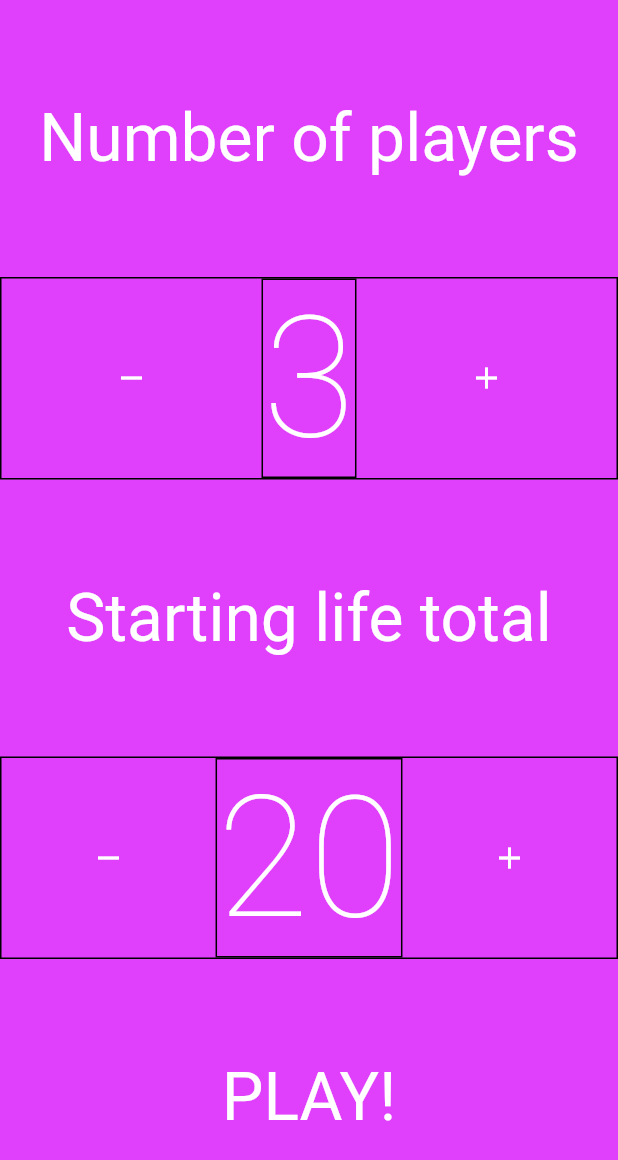
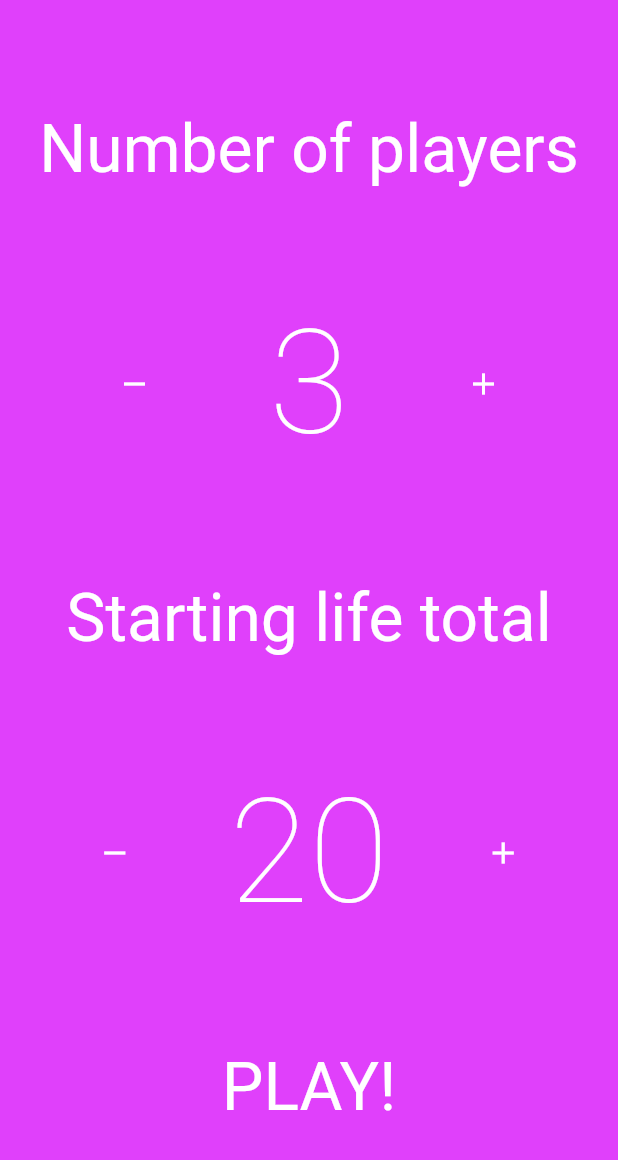
Before and after one commit to Akurom/mtg_roulette, a Flutter app: the screen it shows after launch, on a phone screen of 412 x 824 dp. Shown: the top 1160 px of the screen. Run offline on Flutter 3.47's test engine with Material 2 defaults, Android fonts, the light colour scheme and no system bars; our stand-ins replace google_fonts.

Commit message:
fixed many things...

```diff
--- a/lib/main.dart
+++ b/lib/main.dart
@@ -46,7 +46,7 @@ class MyApp extends StatelessWidget {
 
 
             textTheme: TextTheme(
-              displayLarge: GoogleFonts.roboto(/*fontSize: 94.0,*/ color: ColorConstants.main),
+              displayLarge: GoogleFonts.roboto(fontSize: 97.0, color: ColorConstants.main),
               displayMedium: GoogleFonts.roboto(fontSize: 44.0, color: ColorConstants.main),
               displaySmall: GoogleFonts.roboto(fontSize: 24.0, color: ColorConstants.main),
             ),
--- a/lib/views/commons/player_widget.dart
+++ /dev/null
@@ -1,105 +0,0 @@
-import 'package:flutter/material.dart';
-import 'package:mtg_roulette/const/colors.dart';
-import 'package:mtg_roulette/models/player_model.dart';
-import 'package:mtg_roulette/tools/tools.dart';
-import 'package:mtg_roulette/views/commons/bot_bar.dart';
-import 'package:mtg_roulette/views/commons/clock.dart';
-import 'package:mtg_roulette/views/commons/count.dart';
-import 'package:mtg_roulette/views/commons/markers_bar.dart';
-
-import 'package:mtg_roulette/views/commons/top_bar.dart';
-
-import 'package:provider/provider.dart';
-
-typedef void IntCallback(int id);
-
-class PlayerWidget extends StatefulWidget {
-  final int defaultV;
-  final int? lowLimit, highLimit;
-  final Color color;
-  final bool displaySnack;
-  final IntCallback onChanged;
-  final PlayerModel? player;
-  final Axis axis;
-
-  const PlayerWidget(
-      {Key? key,
-      this.lowLimit,
-      this.highLimit,
-      this.displaySnack = false,
-      this.color = Colors.transparent,
-      this.player = null,
-      required this.axis,
-      required this.defaultV,
-      required this.onChanged})
-      : super(key: key);
-
-  @override
-  State<PlayerWidget> createState() => _PlayerWidgetState();
-}
-
-class _PlayerWidgetState extends State<PlayerWidget> {
-  late int _count;
-  late Color? _color;
-
-  @override
-  void initState() {
-    _count = widget.defaultV;
-    if (widget.player != null) {
-      _color = null;
-    } else {
-      _color = widget.color;
-    }
-
-    super.initState();
-  }
-
-  void _updateCount(int newCount) {
-    // let Count handlle counter ? but how to validate form ? => PROVIDER ?
-
-    _count = newCount;
-    widget.onChanged(_count);
-  }
-
-  @override
-  Widget build(BuildContext context) {
-    return ChangeNotifierProvider.value(
-      value: widget.player,
-      child: Consumer<PlayerModel?>(builder: (context, player, child) {
-        return Container(
-          //decoration: BoxDecoration(color: widget.color, border: Border.all()),
-          color: _color ?? player!.color,
-          child: Column(
-            mainAxisAlignment: MainAxisAlignment.spaceBetween,
-            children: [
-              if (player != null) ...[
-                Spacer(),
-                TopBar(player: player),
-                if (widget.axis == Axis.vertical) Spacer(),
-              ],
-
-              IntrinsicHeight(
-                child: Count(
-                  player: player,
-                  onChanged: _updateCount,
-                  defaultV: widget.defaultV,
-                  lowLimit: widget.lowLimit,
-                  highLimit: widget.highLimit,
-                ),
-              ),
-
-
-              // --------- Counters bar
-              if (player != null) ...[
-                Spacer(),
-                MarkersBar(player: player, axis: widget.axis),
-                Spacer(),
-              ],
-              // ---
-            ],
-          ),
-        );
-      }),
-    );
-  }
-}
--- a/lib/views/layouts/five_players.dart
+++ b/lib/views/layouts/five_players.dart
@@ -1,9 +1,9 @@
 import 'package:flutter/material.dart';
 import 'package:mtg_roulette/tools/tools.dart';
-import 'package:mtg_roulette/views/commons/player_widget.dart';
+import 'package:mtg_roulette/views/widgets/player_widget.dart';
 import 'package:provider/provider.dart';
 import 'package:mtg_roulette/models/game_model.dart';
-import '../commons/center_menu.dart';
+import '../widgets/center_menu.dart';
 
 class FivePlayers extends StatefulWidget {
   const FivePlayers({Key? key}) : super(key: key);
--- a/lib/views/layouts/four_players.dart
+++ b/lib/views/layouts/four_players.dart
@@ -1,9 +1,9 @@
 import 'package:flutter/material.dart';
 import 'package:mtg_roulette/tools/tools.dart';
-import 'package:mtg_roulette/views/commons/player_widget.dart';
+import 'package:mtg_roulette/views/widgets/player_widget.dart';
 import 'package:provider/provider.dart';
 import 'package:mtg_roulette/models/game_model.dart';
-import '../commons/center_menu.dart';
+import '../widgets/center_menu.dart';
 
 class FourPlayers extends StatefulWidget {
   const FourPlayers({Key? key}) : super(key: key);
--- a/lib/views/layouts/six_players.dart
+++ b/lib/views/layouts/six_players.dart
@@ -1,9 +1,9 @@
 import 'package:flutter/material.dart';
 import 'package:mtg_roulette/tools/tools.dart';
-import 'package:mtg_roulette/views/commons/player_widget.dart';
+import 'package:mtg_roulette/views/widgets/player_widget.dart';
 import 'package:provider/provider.dart';
 import 'package:mtg_roulette/models/game_model.dart';
-import '../commons/center_menu.dart';
+import '../widgets/center_menu.dart';
 
 class SixPlayers extends StatefulWidget {
   const SixPlayers({Key? key}) : super(key: key);
--- a/lib/views/layouts/three_players.dart
+++ b/lib/views/layouts/three_players.dart
@@ -1,9 +1,9 @@
 import 'package:flutter/material.dart';
 import 'package:mtg_roulette/tools/tools.dart';
-import 'package:mtg_roulette/views/commons/player_widget.dart';
+import 'package:mtg_roulette/views/widgets/player_widget.dart';
 import 'package:provider/provider.dart';
 import 'package:mtg_roulette/models/game_model.dart';
-import '../commons/center_menu.dart';
+import '../widgets/center_menu.dart';
 
 class ThreePlayers extends StatefulWidget {
   const ThreePlayers({Key? key}) : super(key: key);
--- a/lib/views/layouts/two_players.dart
+++ b/lib/views/layouts/two_players.dart
@@ -1,9 +1,9 @@
 import 'package:flutter/material.dart';
 import 'package:mtg_roulette/tools/tools.dart';
-import 'package:mtg_roulette/views/commons/player_widget.dart';
+import 'package:mtg_roulette/views/widgets/player_widget.dart';
 import 'package:provider/provider.dart';
 import 'package:mtg_roulette/models/game_model.dart';
-import '../commons/center_menu.dart';
+import '../widgets/center_menu.dart';
 
 class TwoPlayers extends StatefulWidget {
   const TwoPlayers({Key? key}) : super(key: key);
--- a/lib/views/screens/creation_screen.dart
+++ b/lib/views/screens/creation_screen.dart
@@ -2,7 +2,7 @@ import 'package:flutter/material.dart';
 import 'package:mtg_roulette/const/colors.dart';
 import 'package:mtg_roulette/const/strings.dart';
 import 'package:mtg_roulette/tools/tools.dart';
-import '../commons/player_widget.dart';
+import '../widgets/player_widget.dart';
 
 import 'package:mtg_roulette/commands/create_game_command.dart';
 
--- a/lib/views/commons/count.dart
+++ b/lib/views/widgets/count.dart
@@ -1,6 +1,6 @@
 import 'package:flutter/material.dart';
 import 'package:mtg_roulette/models/player_model.dart';
-import 'package:mtg_roulette/views/commons/count_digits.dart';
+import 'package:mtg_roulette/views/widgets/count_digits.dart';
 import 'package:provider/provider.dart';
 import 'count_button.dart';
 
@@ -54,7 +54,7 @@ class _CountState extends State<Count> {
   Widget build(BuildContext context) {
     return Container(
       decoration: BoxDecoration(
-        border: Border.all(),
+        //border: Border.all(),
       ),
         child: Row(
           mainAxisAlignment: MainAxisAlignment.center,
--- a/lib/views/commons/count_digits.dart
+++ b/lib/views/widgets/count_digits.dart
@@ -16,7 +16,7 @@ class _CountDigitsState extends State<CountDigits> {
         fit: BoxFit.fitHeight,
         clipBehavior: Clip.hardEdge,
         child: Container(
-          decoration: BoxDecoration(border: Border.all()),
+          //decoration: BoxDecoration(border: Border.all()),
           child: Text(
             widget.count.toString(),
             style: Theme.of(context).textTheme.displayLarge,
--- /dev/null
+++ b/lib/views/widgets/player_widget.dart
@@ -0,0 +1,117 @@
+import 'package:flutter/material.dart';
+import 'package:mtg_roulette/const/colors.dart';
+import 'package:mtg_roulette/models/player_model.dart';
+import 'package:mtg_roulette/tools/tools.dart';
+import 'package:mtg_roulette/views/widgets/bot_bar.dart';
+import 'package:mtg_roulette/views/widgets/clock.dart';
+import 'package:mtg_roulette/views/widgets/count.dart';
+import 'package:mtg_roulette/views/widgets/markers_bar.dart';
+
+import 'package:mtg_roulette/views/widgets/top_bar.dart';
+
+import 'package:provider/provider.dart';
+
+typedef void IntCallback(int id);
+
+class PlayerWidget extends StatefulWidget {
+  final int defaultV;
+  final int? lowLimit, highLimit;
+  final Color color;
+  final bool displaySnack;
+  final IntCallback onChanged;
+  final PlayerModel? player;
+  final Axis axis;
+
+  const PlayerWidget({Key? key,
+    this.lowLimit,
+    this.highLimit,
+    this.displaySnack = false,
+    this.color = Colors.transparent,
+    this.player = null,
+    required this.axis,
+    required this.defaultV,
+    required this.onChanged})
+      : super(key: key);
+
+  @override
+  State<PlayerWidget> createState() => _PlayerWidgetState();
+}
+
+class _PlayerWidgetState extends State<PlayerWidget> {
+  late int _count;
+  late Color? _color;
+
+  @override
+  void initState() {
+    _count = widget.defaultV;
+    if (widget.player != null) {
+      _color = null;
+    } else {
+      _color = widget.color;
+    }
+
+    super.initState();
+  }
+
+  void _updateCount(int newCount) {
+    // let Count handlle counter ? but how to validate form ? => PROVIDER ?
+
+    _count = newCount;
+    widget.onChanged(_count);
+  }
+
+  @override
+  Widget build(BuildContext context) {
+    return ChangeNotifierProvider.value(
+      value: widget.player,
+      child: Consumer<PlayerModel?>(builder: (context, player, child) {
+        return Stack(children: [
+
+          if (player != null && player.watermark != null)
+            Container(
+              decoration: BoxDecoration(
+                image: DecorationImage(
+                  image: AssetImage(player!.watermark!),
+                  fit: BoxFit.fitHeight,
+                ),
+              ),
+            ),
+
+          Container(
+            //decoration: BoxDecoration(color: widget.color, border: Border.all()),
+            color: _color ?? player!.color.withOpacity(0.9),
+            child: Column(
+              mainAxisAlignment: MainAxisAlignment.spaceBetween,
+              children: [
+                if (player != null) ...[
+                  if (widget.axis == Axis.vertical)
+                    SizedBox(height: sh(context)/20,),
+                  TopBar(player: player),
+                  if (widget.axis == Axis.vertical) Spacer(),
+                ],
+
+                IntrinsicHeight(
+                  child: Count(
+                    player: player,
+                    onChanged: _updateCount,
+                    defaultV: widget.defaultV,
+                    lowLimit: widget.lowLimit,
+                    highLimit: widget.highLimit,
+                  ),
+                ),
+
+                // --------- Counters bar
+                if (player != null) ...[
+                  Spacer(),
+                  MarkersBar(player: player, axis: widget.axis),
+                  Spacer(),
+                ],
+                // ---
+              ],
+            ),
+          ),
+        ]);
+      }),
+    );
+  }
+}
```
Also changed, not shown: lib/views/widgets/bot_bar.dart (renamed from lib/views/commons/bot_bar.dart), lib/views/widgets/center_menu.dart (renamed from lib/views/commons/center_menu.dart), lib/views/widgets/clock.dart (renamed from lib/views/commons/clock.dart), lib/views/widgets/count_button.dart (renamed from lib/views/commons/count_button.dart), lib/views/widgets/damage_snack.dart (added), lib/views/widgets/markers_bar.dart (renamed from lib/views/commons/markers_bar.dart), lib/views/widgets/top_bar.dart (renamed from lib/views/commons/top_bar.dart).
